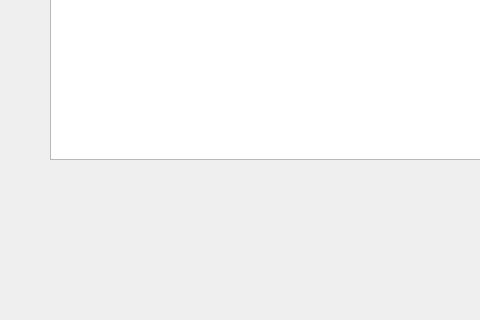
Above: iTestClient/main_window.ui from DmitryGoldobin/iTest_Qt-4.8 before the change; both pictures show x 0 to 480 and y 293 to 613 of the 809 by 613 pixel window. Below: the same form after it.
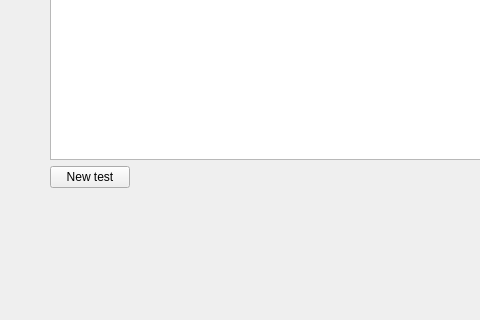
That is the form after the change. The open tabs and pages were chosen to show the change. Icons and pictures are not drawn.

```diff
--- a/iTestClient/main_window.ui
+++ b/iTestClient/main_window.ui
@@ -1509,6 +1509,22 @@
          <property name="bottomMargin" >
           <number>0</number>
          </property>
+         <item>
+          <widget class="QPushButton" name="btnNewTest" >
+           <property name="text" >
+            <string>New test</string>
+           </property>
+           <property name="icon" >
+            <iconset resource="resources.qrc" >:/images/images/reload.png</iconset>
+           </property>
+           <property name="iconSize" >
+            <size>
+             <width>20</width>
+             <height>20</height>
+            </size>
+           </property>
+          </widget>
+         </item>
          <item>
           <spacer>
            <property name="orientation" >
```
Left out of the diff: 13 changed lines with no effect on the pictures.
